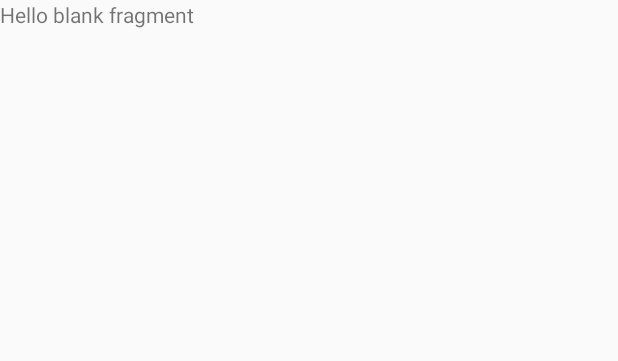
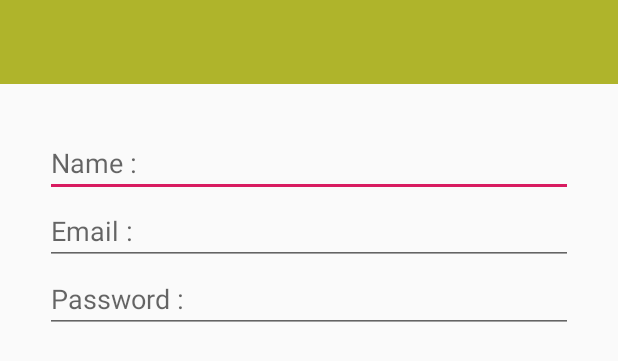
Before and after one commit to masterUNG/MyAngel, an Android app: the layout fragment_register.xml on its own in the app's theme, with its tools: preview values and no code run, on a phone screen of 412 x 824 dp. Shown: the top 361 px of the screen. Run offline under Robolectric (Android 15) with nearby library versions, the phone set to English and light mode, and no system bars.

Commit message:
Design UI Register Success

```diff
--- a/app/src/main/res/layout/fragment_register.xml
+++ b/app/src/main/res/layout/fragment_register.xml
@@ -1,14 +1,49 @@
 <?xml version="1.0" encoding="utf-8"?>
-<FrameLayout xmlns:android="http://schemas.android.com/apk/res/android"
+<LinearLayout xmlns:android="http://schemas.android.com/apk/res/android"
     xmlns:tools="http://schemas.android.com/tools"
     android:layout_width="match_parent"
     android:layout_height="match_parent"
+    android:orientation="vertical"
     tools:context=".RegisterFragment">
 
-    <!-- TODO: Update blank fragment layout -->
-    <TextView
+    <!--Toolbar-->
+    <android.support.v7.widget.Toolbar
+        android:id="@+id/toolbarRegister"
         android:layout_width="match_parent"
-        android:layout_height="match_parent"
-        android:text="@string/hello_blank_fragment" />
+        android:layout_height="?attr/actionBarSize"
+        android:background="@color/colorPrimary"
+        android:theme="@style/ThemeOverlay.AppCompat.Dark.ActionBar" />
 
-</FrameLayout>
+    <!--Content-->
+    <LinearLayout
+        android:layout_width="match_parent"
+        android:layout_height="wrap_content"
+        android:layout_margin="@dimen/margin"
+        android:orientation="vertical">
+
+        <EditText
+            android:id="@+id/edtName"
+            android:layout_width="match_parent"
+            android:layout_height="wrap_content"
+            android:hint="Name :"
+            android:inputType="text" />
+
+        <EditText
+            android:id="@+id/edtEmail"
+            android:layout_width="match_parent"
+            android:layout_height="wrap_content"
+            android:hint="Email :"
+            android:inputType="text" />
+
+        <EditText
+            android:id="@+id/edtPassword"
+            android:layout_width="match_parent"
+            android:layout_height="wrap_content"
+            android:hint="Password :"
+            android:inputType="text" />
+
+
+    </LinearLayout>
+
+
+</LinearLayout>
--- a/app/src/main/res/values/colors.xml
+++ b/app/src/main/res/values/colors.xml
@@ -1,6 +1,6 @@
 <?xml version="1.0" encoding="utf-8"?>
 <resources>
-    <color name="colorPrimary">#008577</color>
-    <color name="colorPrimaryDark">#00574B</color>
+    <color name="colorPrimary">#afb42b</color>
+    <color name="colorPrimaryDark">#7c8500</color>
     <color name="colorAccent">#D81B60</color>
 </resources>
```
